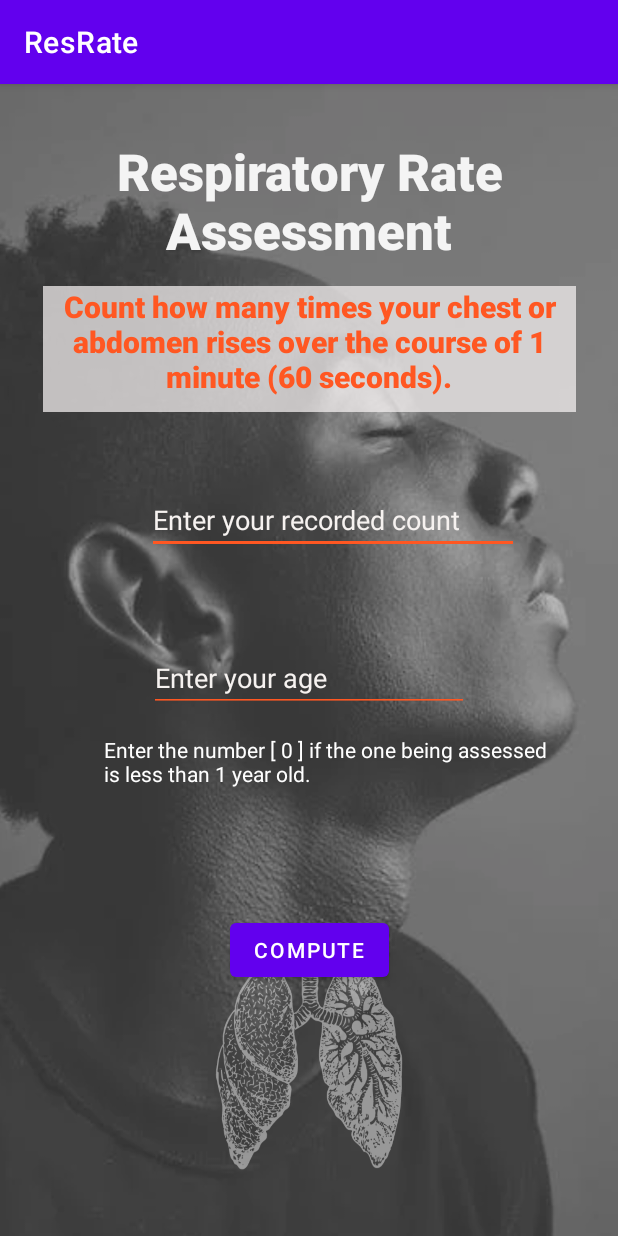
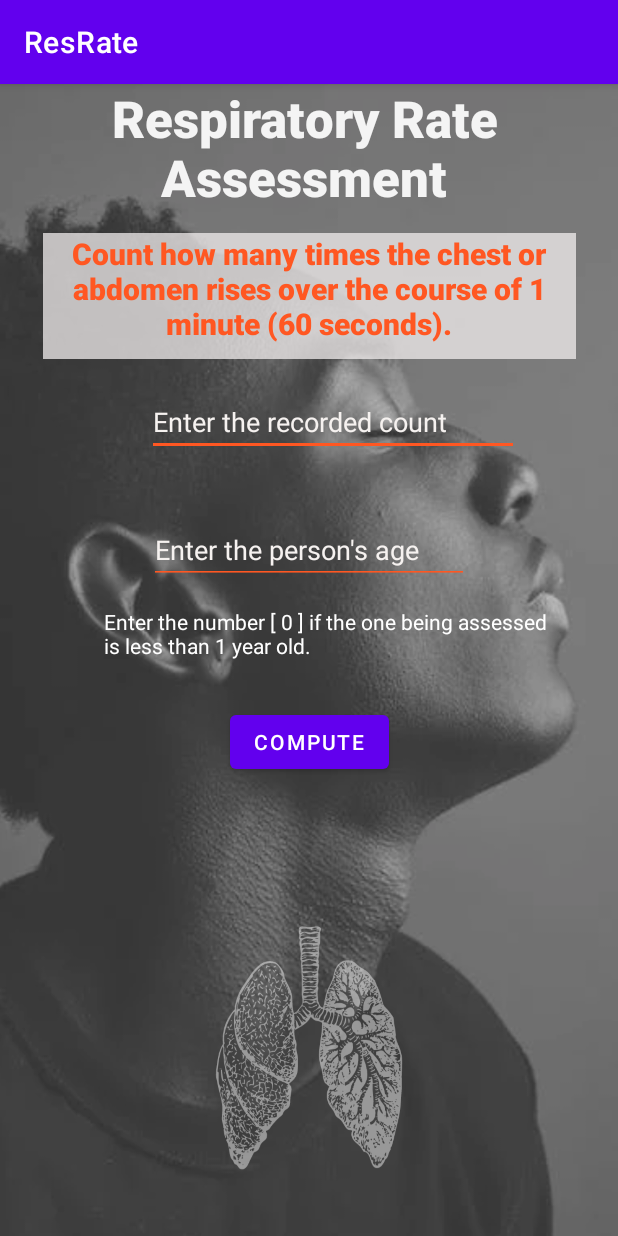
Before and after one commit to amionk/Amion_LearningTask4.2, an Android app: the InfantResult screen opened directly, with no data from a screen before it, after a tap on "RETURN", on a phone screen of 412 x 824 dp. Run offline under Robolectric (Android 15) with nearby library versions, the phone set to English and light mode, and no system bars; 1 statement that could not run was skipped.

```diff
--- a/app/src/main/java/com/demo/amion_learningtask42/InfantResult.java
+++ b/app/src/main/java/com/demo/amion_learningtask42/InfantResult.java
@@ -25,7 +25,7 @@ public class InfantResult extends AppCompatActivity implements View.OnClickListe
 
     @Override
     public void onClick(View v) {
-        Intent intent = new Intent(InfantResult.this, MainActivity.class);
-        startActivity(intent);
+        Intent infant = new Intent(InfantResult.this, MainActivity.class);
+        startActivity(infant);
     }
 }
--- a/app/src/main/res/layout/activity_main.xml
+++ b/app/src/main/res/layout/activity_main.xml
@@ -33,9 +33,10 @@
         android:textSize="34sp"
         app:layout_constraintBottom_toBottomOf="parent"
         app:layout_constraintEnd_toEndOf="parent"
+        app:layout_constraintHorizontal_bias="0.428"
         app:layout_constraintStart_toStartOf="parent"
         app:layout_constraintTop_toTopOf="parent"
-        app:layout_constraintVertical_bias="0.052" />
+        app:layout_constraintVertical_bias="0.0" />
 
     <TextView
         android:id="@+id/txt2"
@@ -56,13 +57,13 @@
         android:id="@+id/inputCount"
         android:layout_width="248dp"
         android:layout_height="39dp"
-        android:layout_marginTop="55dp"
+        android:layout_marginTop="25dp"
         android:backgroundTint="#FF5722"
         android:ems="10"
         android:hint="@string/input1_inst"
-        android:textColorHint="#F6F2F0"
         android:inputType="number"
         android:textAllCaps="true"
+        android:textColorHint="#F6F2F0"
         app:layout_constraintBottom_toBottomOf="parent"
         app:layout_constraintEnd_toEndOf="parent"
         app:layout_constraintHorizontal_bias="0.598"
@@ -74,7 +75,7 @@
         android:id="@+id/inputAge"
         android:layout_width="wrap_content"
         android:layout_height="wrap_content"
-        android:layout_marginTop="60dp"
+        android:layout_marginTop="40dp"
         android:backgroundTint="#FF5722"
         android:ems="10"
         android:hint="@string/input2_inst"
@@ -90,7 +91,7 @@
         android:id="@+id/btnCompute"
         android:layout_width="wrap_content"
         android:layout_height="wrap_content"
-        android:layout_marginTop="65dp"
+        android:layout_marginTop="12dp"
         android:text="@string/buttonc"
         app:layout_constraintEnd_toEndOf="parent"
         app:layout_constraintStart_toStartOf="parent"
--- a/app/src/main/res/values/strings.xml
+++ b/app/src/main/res/values/strings.xml
@@ -1,9 +1,9 @@
 <resources>
     <string name="app_name">ResRate</string>
     <string name="mtitle">Respiratory Rate Assessment</string>
-    <string name="instruct"> Count how many times your chest or abdomen rises over the course of 1 minute (60 seconds). </string>
-    <string name="input1_inst">Enter your recorded count</string>
-    <string name="input2_inst">Enter your age</string>
+    <string name="instruct"> Count how many times the chest or abdomen rises over the course of 1 minute (60 seconds). </string>
+    <string name="input1_inst">Enter the recorded count</string>
+    <string name="input2_inst">Enter the person\'s age</string>
     <string name="age_inst">Enter the number [ 0 ] if the one being assessed is less than 1 year old.</string>
     <string name="buttonc"> Compute </string>
     <string name="buttonr"> Return</string>
```
Also changed, not shown: app/src/main/java/com/demo/amion_learningtask42/AdultResult.java (+19 -1 lines), app/src/main/java/com/demo/amion_learningtask42/MainActivity.java (+25 -17 lines), app/src/main/java/com/demo/amion_learningtask42/OlderChildResult.java (+18 -1 lines), app/src/main/java/com/demo/amion_learningtask42/PreschoolResult.java (+18 -1 lines), app/src/main/res/layout/activity_adult_result.xml (+6 -4 lines), app/src/main/res/layout/activity_infant_result.xml (+6 -4 lines), app/src/main/res/layout/activity_older_child_result.xml (+6 -4 lines), app/src/main/res/layout/activity_preschool_result.xml (+6 -4 lines).
